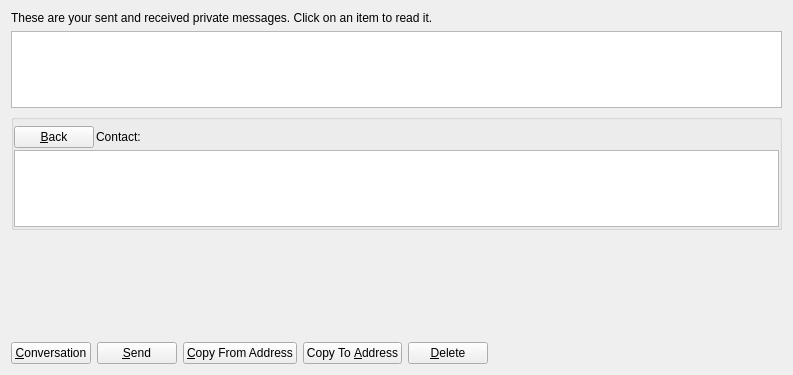
Qt form src/qt/forms/messagepage.ui (Pink2Dev/Pink2) before a commit.
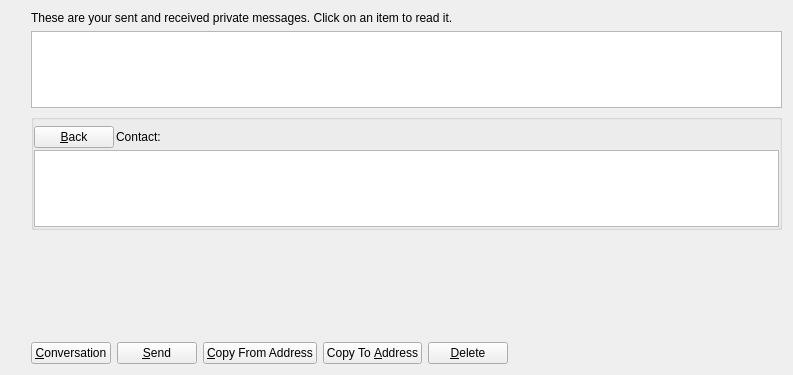
The same form after that commit. Icons and pictures are not drawn. Custom widgets are drawn as their Qt base class.

```diff
--- a/src/qt/forms/messagepage.ui
+++ b/src/qt/forms/messagepage.ui
@@ -13,7 +13,25 @@
   <property name="windowTitle">
    <string>Address Book</string>
   </property>
-  <layout class="QVBoxLayout" name="verticalLayout_2">
+  <layout class="QHBoxLayout" name="horizontalLayout_2">
+   <item>
+    <spacer name="horizontalSpacer_2">
+     <property name="orientation">
+      <enum>Qt::Horizontal</enum>
+     </property>
+     <property name="sizeType">
+      <enum>QSizePolicy::Fixed</enum>
+     </property>
+     <property name="sizeHint" stdset="0">
+      <size>
+       <width>20</width>
+       <height>0</height>
+      </size>
+     </property>
+    </spacer>
+   </item>
+   <item>
+    <layout class="QVBoxLayout" name="verticalLayout_5">
    <item>
     <widget class="QLabel" name="labelExplanation">
      <property name="text">
@@ -57,6 +75,9 @@
    </item>
    <item>
     <layout class="QVBoxLayout" name="verticalLayout">
+       <property name="bottomMargin">
+        <number>0</number>
+       </property>
      <item>
       <widget class="QGroupBox" name="messageDetails">
        <property name="title">
@@ -226,6 +247,8 @@
           </size>
          </property>
         </spacer>
+         </item>
+        </layout>
        </item>
       </layout>
      </item>
```
Lines whose indentation alone changed are shown as unchanged.
